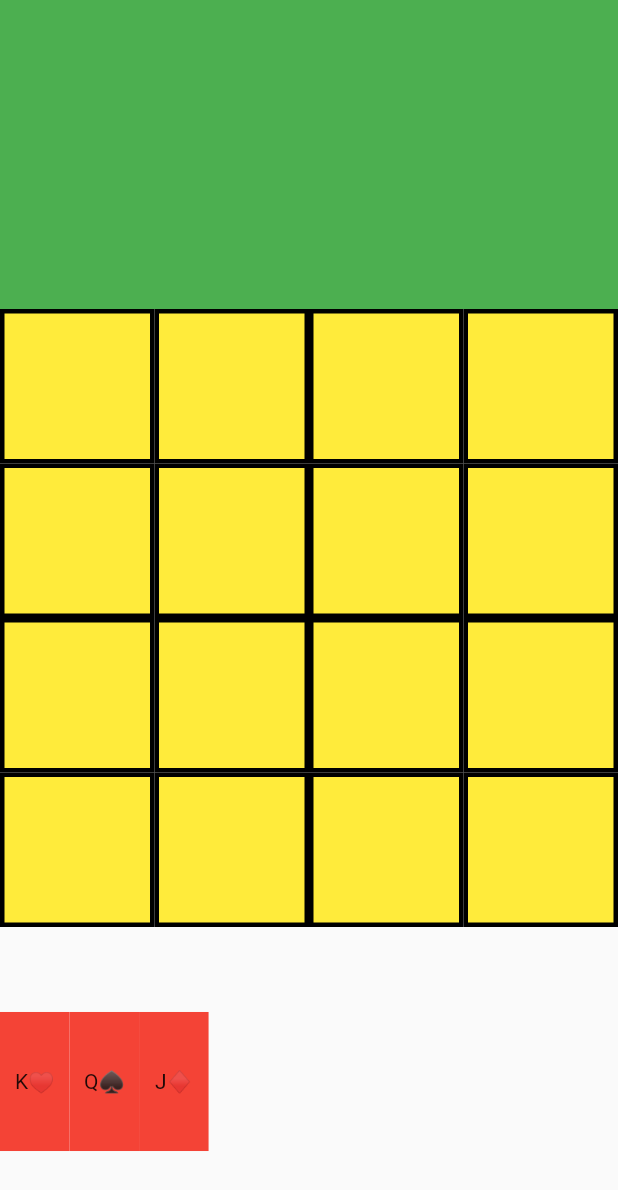
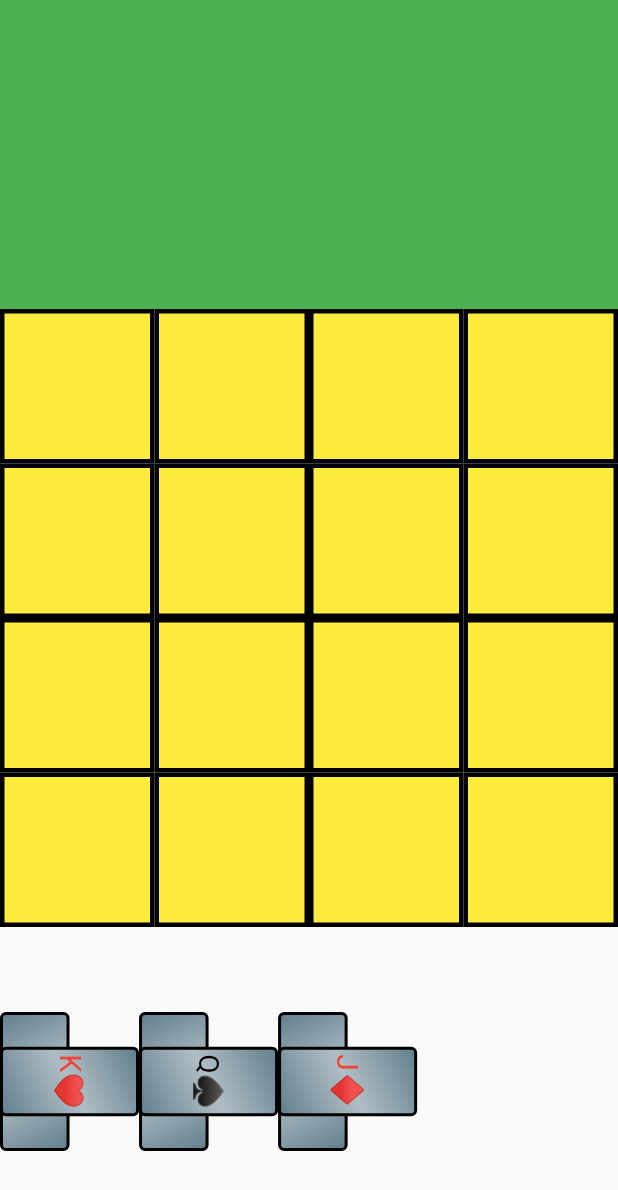
Before and after one commit to teejstroyer/Power52, a Flutter app: the screen it shows after launch, on a phone screen of 412 x 824 dp. Shown: the top 1190 px of the screen. Run offline on Flutter 3.47's test engine with Material 2 defaults, Android fonts, the phone set to English and light mode, and no system bars; missing offline and left inert: mongo_dart.

Commit message:
working on card with power card ui

```diff
--- a/power_52/lib/game_board.dart
+++ b/power_52/lib/game_board.dart
@@ -32,22 +32,6 @@ class _GameBoardState extends State<GameBoard> {
   List<PlayingCard> discardHeroCardPile = [];
 
   @override
-  Widget build(BuildContext context) {
-    //Array Length-1 minus index will give you inversed index.
-    var screenSize = MediaQuery.of(context).size;
-    var size = ([screenSize.height, screenSize.width].reduce(min) / gridSize);
-    var cardSize = size * .9;
-
-    return Column(
-      children: [
-        Expanded(child: Container(color: Colors.green)),
-        getGrid(size, cardSize),
-        getHand(cardSize),
-      ],
-    );
-  }
-
-  @override
   void initState() {
     super.initState();
     gridSize = 4;
@@ -79,6 +63,22 @@ class _GameBoardState extends State<GameBoard> {
     hand.add(kingCardPile.removeLast());
     hand.add(heroCardPile.removeLast());
     hand.add(heroCardPile.removeLast());
+  }
+
+  @override
+  Widget build(BuildContext context) {
+    //Array Length-1 minus index will give you inversed index.
+    var screenSize = MediaQuery.of(context).size;
+    var size = ([screenSize.height, screenSize.width].reduce(min) / gridSize);
+    var cardSize = size * .9;
+
+    return Column(
+      children: [
+        Expanded(child: Container(color: Colors.green)),
+        getGrid(size, cardSize),
+        getHand(cardSize),
+      ],
+    );
   }
 
   Widget getHand(double cardSize) {
@@ -118,9 +118,10 @@ class _GameBoardState extends State<GameBoard> {
               child: grid[x][y] == null
                   ? const SizedBox.shrink()
                   : Center(
-                      child: SizedBox(
-                        height: cardSize,
+                      child: Container(
+                        color: Colors.red,
                         width: cardSize / 2,
+                        clipBehavior: Clip.none,
                         child: HeroCard(
                             size: cardSize,
                             playingCard: grid[x][y] as PlayingCard,
--- a/power_52/lib/hero_card.dart
+++ b/power_52/lib/hero_card.dart
@@ -11,7 +11,13 @@ class HeroCard extends StatelessWidget {
   Widget build(BuildContext context) {
     return Draggable(
       data: playingCard,
-      child: getCard(size),
+      child: Stack(
+        clipBehavior: Clip.none,
+        children: [
+          getCard(size),
+          RotatedBox(quarterTurns: 1, child: getCard(size)),
+        ],
+      ),
       feedback: getCard(size),
       childWhenDragging: const SizedBox.shrink(),
       onDragCompleted: () {
@@ -20,17 +26,59 @@ class HeroCard extends StatelessWidget {
     );
   }
 
-  Widget getCard(double size) => Center(
+  Widget getCard(double size) => GameCard(playingCard: playingCard, size: size);
+}
+
+class GameCard extends StatelessWidget {
+  final double size;
+  const GameCard({
+    Key? key,
+    required this.playingCard,
+    required this.size,
+  }) : super(key: key);
+
+  final PlayingCard playingCard;
+
+  @override
+  Widget build(BuildContext context) {
+    return Center(
       child: Container(
-          color: Colors.red,
+        padding: const EdgeInsets.all(3),
         width: size / 2,
         height: size,
+        decoration: BoxDecoration(
+          borderRadius: BorderRadius.circular(4),
+          border: Border.all(color: Colors.black, width: 2),
+          // ignore: prefer_const_literals_to_create_immutables, prefer_const_constructors
+          //boxShadow: [BoxShadow(color: Colors.black, blurRadius: 5, offset: Offset(0, 0))],
+          // ignore: prefer_const_constructors
+          gradient: LinearGradient(
+            begin: Alignment.topLeft,
+            end: Alignment.bottomRight,
+            // ignore: prefer_const_literals_to_create_immutables
+            colors: [
+              // ignore: prefer_const_constructors
+              Colors.blueGrey,
+              // ignore: prefer_const_constructors
+              Colors.blueGrey[200] as Color,
+              // ignore: prefer_const_constructors
+              Colors.blueGrey,
+            ],
+          ),
+        ),
         child: Center(
           child: Material(
             color: Colors.transparent,
-              child: Text(playingCard.toString()),
+            child: FittedBox(
+              fit: BoxFit.fitWidth,
+              child: Text(
+                playingCard.toString(),
+                style: TextStyle(color: playingCard.suitColor(), fontSize: size),
+              ),
+            ),
           ),
         ),
       ),
     );
   }
+}
--- a/power_52/lib/playing_card.dart
+++ b/power_52/lib/playing_card.dart
@@ -1,9 +1,11 @@
+import 'package:flutter/material.dart';
+
 class PlayingCard {
   Suit suit;
   int value;
   PlayingCard(this.suit, this.value);
 
-  valueToString() {
+  String valueToString() {
     switch (value) {
       case 1:
         return "A";
@@ -20,7 +22,7 @@ class PlayingCard {
     }
   }
 
-  suitToString() {
+  String suitToString() {
     switch (suit) {
       case Suit.club:
         return "♣";
@@ -30,6 +32,17 @@ class PlayingCard {
         return "♥";
       case Suit.spade:
         return "♠";
+    }
+  }
+
+  Color suitColor() {
+    switch (suit) {
+      case Suit.club:
+      case Suit.spade:
+        return Colors.black;
+      case Suit.diamond:
+      case Suit.heart:
+        return Colors.red;
     }
   }
 
```
Lines whose indentation alone changed are shown as unchanged.
